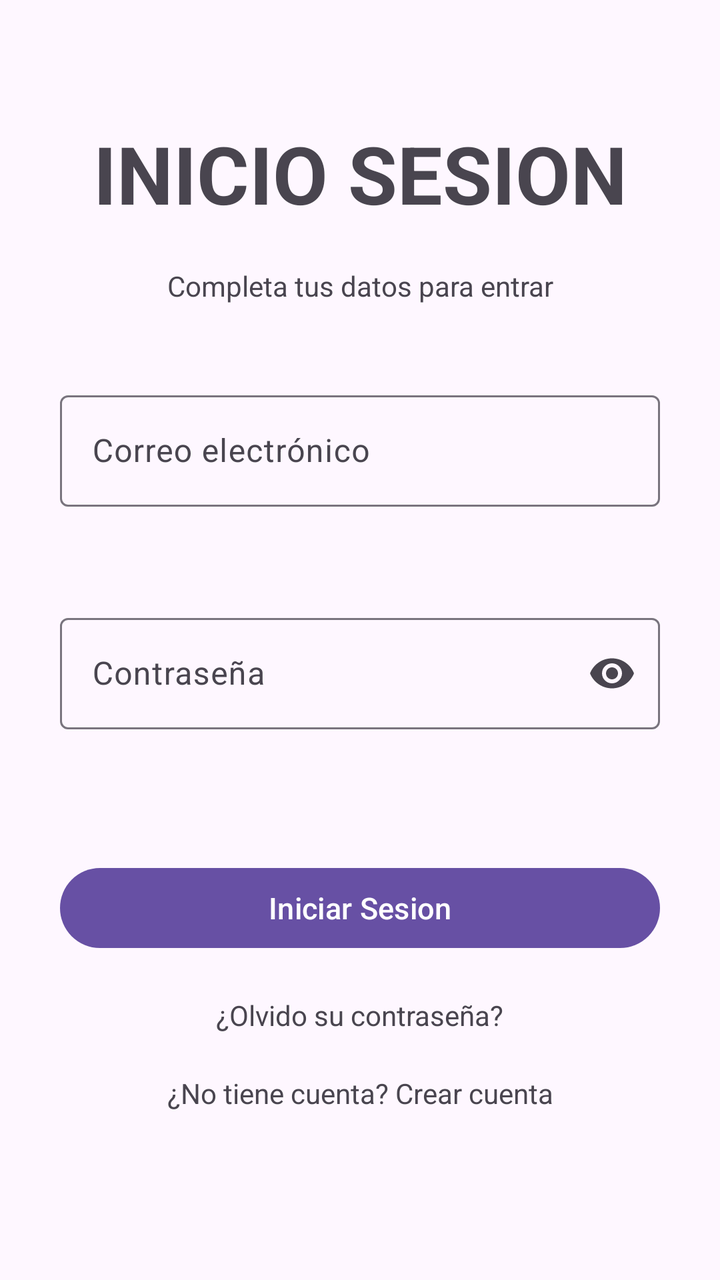
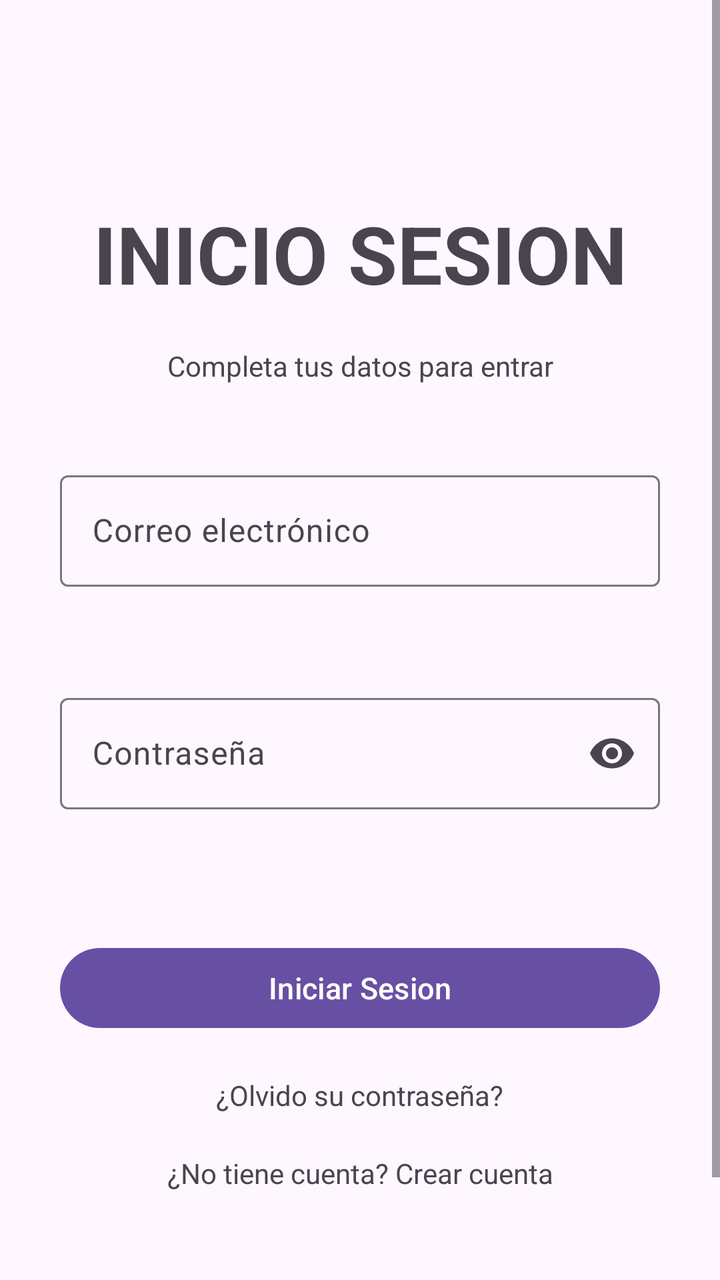

Screens rendered from an Android XML layout before and after an edit, with the pre-edit source and the edit as a unified diff.
<!-- AndroidManifest.xml: application theme Theme.AplicacionPeluquerias -->
<!-- res/layout/fragment_inicio_sesion.xml -->
<?xml version="1.0" encoding="utf-8"?>
<ScrollView xmlns:android="http://schemas.android.com/apk/res/android"
    xmlns:app="http://schemas.android.com/apk/res-auto"
    xmlns:tools="http://schemas.android.com/tools"
    android:layout_width="match_parent"
    android:layout_height="match_parent"
    android:fillViewport="true"
    tools:context=".fragments.InicioSesionFragment">

    <androidx.constraintlayout.widget.ConstraintLayout
        android:layout_width="match_parent"
        android:layout_height="wrap_content"
        android:paddingVertical="60dp"
        android:paddingHorizontal="30dp"
        >

        <TextView
            android:id="@+id/TextViewInicioSesion"
            android:layout_width="0dp"
            android:layout_height="wrap_content"
            android:text="@string/titulo_inicio_sesion"
            android:textSize="40sp"
            android:textStyle="bold"
            android:textAlignment="center"
            app:layout_constraintEnd_toEndOf="parent"
            app:layout_constraintStart_toStartOf="parent"
            app:layout_constraintTop_toTopOf="parent"
            />

        <TextView
            android:id="@+id/textViewDescripcionInicioSesion"
            android:layout_width="0dp"
            android:layout_height="wrap_content"
            android:layout_marginTop="20dp"
            android:text="@string/subtitulo_iniciosesion"
            android:textStyle="normal"
            android:textSize="14sp"
            android:textAlignment="center"
            app:layout_constraintEnd_toEndOf="parent"
            app:layout_constraintStart_toStartOf="parent"
            app:layout_constraintTop_toBottomOf="@+id/TextViewInicioSesion"
            />

        <com.google.android.material.textfield.TextInputLayout
            android:id="@+id/contenedorCorreoInicioSesion"
            android:layout_width="0dp"
            android:layout_height="wrap_content"
            android:layout_marginTop="40dp"
            app:errorEnabled="true"
            android:hint="@string/hint_email"
            app:layout_constraintEnd_toEndOf="parent"
            app:layout_constraintStart_toStartOf="parent"
            app:layout_constraintTop_toBottomOf="@id/textViewDescripcionInicioSesion">
            <com.google.android.material.textfield.TextInputEditText
                android:id="@+id/entradaEmailInicioSesion"
                android:layout_width="match_parent"
                android:layout_height="wrap_content"
                android:inputType="textEmailAddress" />
        </com.google.android.material.textfield.TextInputLayout>

        <com.google.android.material.textfield.TextInputLayout
            android:id="@+id/contenedorContraseñaInicioSesion"
            android:layout_width="0dp"
            android:layout_height="wrap_content"
            android:layout_marginTop="30dp"
            app:errorEnabled="true"
            android:hint="@string/hint_password"
            app:endIconMode="password_toggle"
            app:layout_constraintEnd_toEndOf="parent"
            app:layout_constraintStart_toStartOf="parent"
            app:layout_constraintTop_toBottomOf="@id/contenedorCorreoInicioSesion">
            <com.google.android.material.textfield.TextInputEditText
                android:id="@+id/entradaContraseñaInicioSesion"
                android:layout_width="match_parent"
                android:layout_height="wrap_content"
                android:inputType="textPassword" />


        </com.google.android.material.textfield.TextInputLayout>

        <com.google.android.material.button.MaterialButton
            android:id="@+id/botonInicioSesion"
            android:layout_width="0dp"
            android:layout_height="wrap_content"
            android:text="@string/btn_iniciar_sesion"
            android:textSize="15sp"
            android:layout_marginTop="45dp"
            app:layout_constraintEnd_toEndOf="parent"
            app:layout_constraintStart_toStartOf="parent"
            app:layout_constraintTop_toBottomOf="@+id/contenedorContraseñaInicioSesion"/>

        <TextView
            android:id="@+id/textoOlividarContrasenia"
            android:layout_width="wrap_content"
            android:layout_height="wrap_content"
            android:text="@string/olvido_contraseña"
            android:layout_marginTop="20dp"
            android:layout_marginBottom="24dp"
            android:textSize="14sp"
            app:layout_constraintEnd_toEndOf="parent"

            app:layout_constraintStart_toStartOf="parent"
            app:layout_constraintTop_toBottomOf="@+id/botonInicioSesion"/>

        <TextView
            android:id="@+id/textoCrearCuenta"
            android:layout_width="wrap_content"
            android:layout_height="wrap_content"
            android:text="@string/no_tiene_cuenta"
            android:layout_marginTop="20dp"
            android:layout_marginBottom="24dp"
            android:textSize="14sp"
            app:layout_constraintEnd_toEndOf="parent"

            app:layout_constraintStart_toStartOf="parent"
            app:layout_constraintTop_toBottomOf="@+id/textoOlividarContrasenia"/>





    </androidx.constraintlayout.widget.ConstraintLayout>


</ScrollView>
<!-- resources referenced by this layout -->
<resources>
  <string name="btn_iniciar_sesion">Iniciar Sesion</string>
  <string name="hint_email">Correo electrónico</string>
  <string name="hint_password">Contraseña</string>
  <string name="no_tiene_cuenta">¿No tiene cuenta? Crear cuenta</string>
  <string name="subtitulo_iniciosesion">Completa tus datos para entrar</string>
  <string name="titulo_inicio_sesion">INICIO SESION</string>
  <style name="Theme.AplicacionPeluquerias" parent="Base.Theme.AplicacionPeluquerias" />
  <style name="Base.Theme.AplicacionPeluquerias" parent="Theme.Material3.DayNight.NoActionBar">
          
          
      </style>
</resources>

<!-- the commit's change to res/layout/fragment_inicio_sesion.xml (unified diff, before → after) -->
@@ -10,7 +10,7 @@
     <androidx.constraintlayout.widget.ConstraintLayout
         android:layout_width="match_parent"
         android:layout_height="wrap_content"
-        android:paddingVertical="60dp"
+        android:paddingVertical="100dp"
         android:paddingHorizontal="30dp"
         >
 
